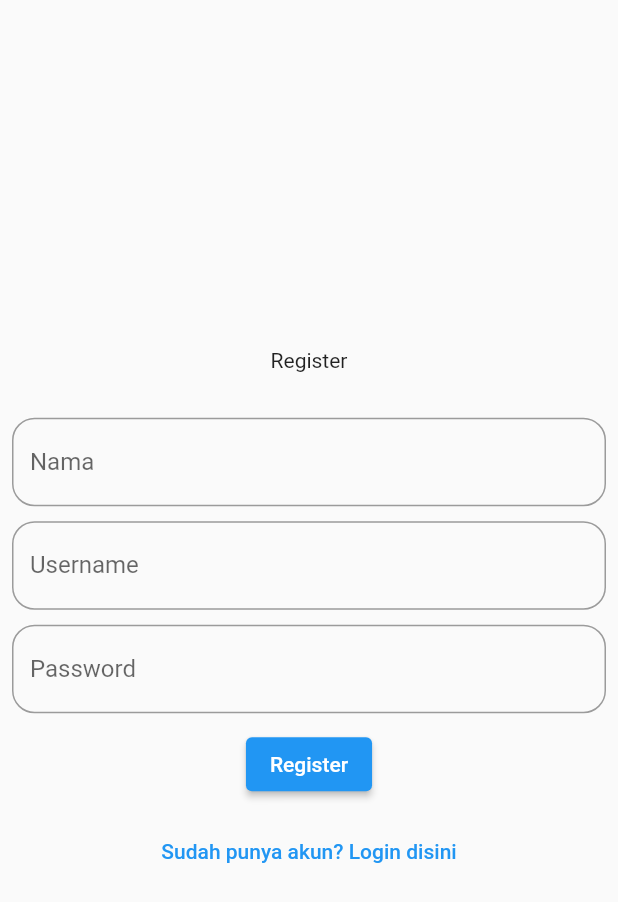
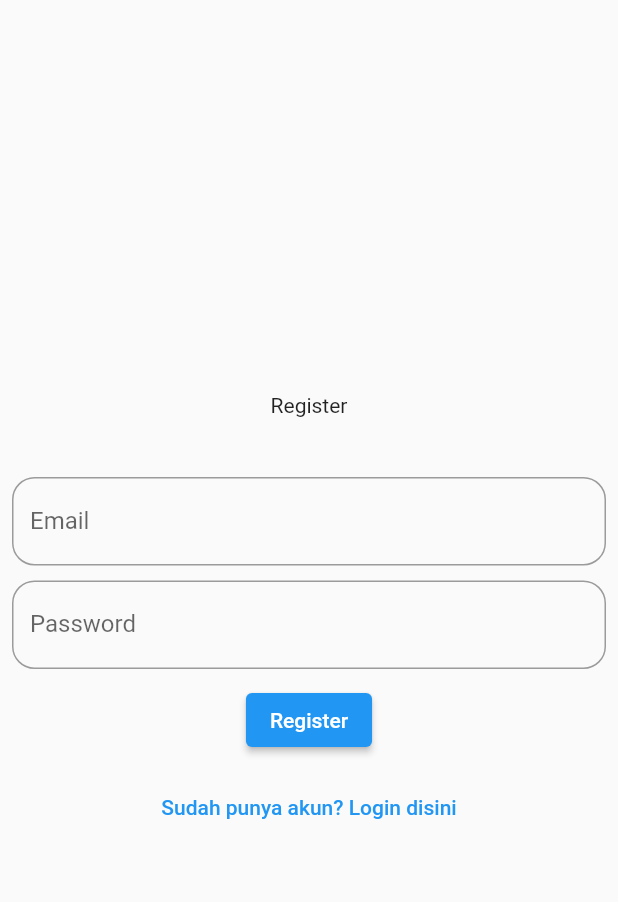
Before and after one commit to triyono777/catatan_harian, a Flutter app: the screen it shows after launch, after a tap on "Belum punya akun? daftar disini", on a phone screen of 412 x 824 dp. Shown: the top 902 px of the screen. Run offline on Flutter 3.47's test engine with Material 2 defaults, Android fonts, the light colour scheme and no system bars; our stand-ins replace firebase_auth, firebase_core; accounts and stored records are empty; network calls fail.

Commit message:
sample login success

```diff
--- a/lib/main.dart
+++ b/lib/main.dart
@@ -1,8 +1,12 @@
+import 'package:firebase_core/firebase_core.dart';
 import 'package:flutter/material.dart';
 import 'package:catatan_harian/screen/splash_screen.dart';
 import 'package:catatan_harian/screen/login_screen.dart';
+import 'firebase_options.dart';
 
-void main() {
+void main() async {
+  WidgetsFlutterBinding.ensureInitialized();
+  await Firebase.initializeApp(options: DefaultFirebaseOptions.currentPlatform);
   runApp(const MyApp());
 }
 
--- a/lib/screen/login_screen.dart
+++ b/lib/screen/login_screen.dart
@@ -1,5 +1,7 @@
 import 'package:flutter/material.dart';
 import 'package:catatan_harian/screen/register_screen.dart';
+
+import '../services/firebase_auth_services.dart';
 
 class LoginScreen extends StatefulWidget {
   const LoginScreen({Key? key}) : super(key: key);
@@ -9,6 +11,23 @@ class LoginScreen extends StatefulWidget {
 }
 
 class _LoginScreenState extends State<LoginScreen> {
+  TextEditingController emailController = TextEditingController();
+  TextEditingController passwordController = TextEditingController();
+  FirebaseAuthServices fbServices = FirebaseAuthServices();
+
+  login() async {
+    fbServices
+        .loginAkun(
+            email: emailController.text, password: passwordController.text)
+        .then((value) {
+      ScaffoldMessenger.of(context).showSnackBar(
+        SnackBar(
+          content: Text('${value?.user?.email} success login'),
+        ),
+      );
+    });
+  }
+
   @override
   Widget build(BuildContext context) {
     return Scaffold(
@@ -22,9 +41,10 @@ class _LoginScreenState extends State<LoginScreen> {
               height: 30,
             ),
             TextField(
+              controller: emailController,
               decoration: InputDecoration(
-                labelText: 'Username',
-                hintText: 'Masukkan Username',
+                labelText: 'Email',
+                hintText: 'Masukkan Email',
                 border: OutlineInputBorder(
                   borderRadius: BorderRadius.circular(15),
                 ),
@@ -34,6 +54,7 @@ class _LoginScreenState extends State<LoginScreen> {
               height: 10,
             ),
             TextField(
+              controller: passwordController,
               decoration: InputDecoration(
                 labelText: 'Password',
                 hintText: 'Masukkan Password',
@@ -46,7 +67,9 @@ class _LoginScreenState extends State<LoginScreen> {
               height: 10,
             ),
             ElevatedButton(
-              onPressed: () {},
+              onPressed: () {
+                login();
+              },
               child: Text('Login'),
             ),
             SizedBox(
--- a/lib/screen/register_screen.dart
+++ b/lib/screen/register_screen.dart
@@ -1,3 +1,4 @@
+import 'package:catatan_harian/services/firebase_auth_services.dart';
 import 'package:flutter/material.dart';
 
 class RegisterScreen extends StatefulWidget {
@@ -8,6 +9,23 @@ class RegisterScreen extends StatefulWidget {
 }
 
 class _RegisterScreenState extends State<RegisterScreen> {
+  TextEditingController emailController = TextEditingController();
+  TextEditingController passwordController = TextEditingController();
+  FirebaseAuthServices fbServices = FirebaseAuthServices();
+
+  register() async {
+    fbServices
+        .registerAkun(
+            email: emailController.text, password: passwordController.text)
+        .then((value) {
+      ScaffoldMessenger.of(context).showSnackBar(
+        SnackBar(
+          content: Text('${value?.user?.email} success'),
+        ),
+      );
+    });
+  }
+
   @override
   Widget build(BuildContext context) {
     return Scaffold(
@@ -20,10 +38,14 @@ class _RegisterScreenState extends State<RegisterScreen> {
             SizedBox(
               height: 30,
             ),
+            SizedBox(
+              height: 10,
+            ),
             TextField(
+              controller: emailController,
               decoration: InputDecoration(
-                labelText: 'Nama',
-                hintText: 'Masukkan Nama',
+                labelText: 'Email',
+                hintText: 'Masukkan Email',
                 border: OutlineInputBorder(
                   borderRadius: BorderRadius.circular(15),
                 ),
@@ -33,18 +55,8 @@ class _RegisterScreenState extends State<RegisterScreen> {
               height: 10,
             ),
             TextField(
-              decoration: InputDecoration(
-                labelText: 'Username',
-                hintText: 'Masukkan Username',
-                border: OutlineInputBorder(
-                  borderRadius: BorderRadius.circular(15),
-                ),
-              ),
-            ),
-            SizedBox(
-              height: 10,
-            ),
-            TextField(
+              controller: passwordController,
+              obscureText: true,
               decoration: InputDecoration(
                 labelText: 'Password',
                 hintText: 'Masukkan Password',
@@ -57,7 +69,9 @@ class _RegisterScreenState extends State<RegisterScreen> {
               height: 10,
             ),
             ElevatedButton(
-              onPressed: () {},
+              onPressed: () {
+                register();
+              },
               child: Text('Register'),
             ),
             SizedBox(
--- /dev/null
+++ b/lib/services/firebase_auth_services.dart
@@ -0,0 +1,23 @@
+import 'package:firebase_auth/firebase_auth.dart';
+
+class FirebaseAuthServices {
+  final FirebaseAuth _fbAuth = FirebaseAuth.instance;
+
+  Future<UserCredential?> registerAkun({
+    required String email,
+    required String password,
+  }) async {
+    var user = await _fbAuth.createUserWithEmailAndPassword(
+        email: email, password: password);
+    return user;
+  }
+
+  Future loginAkun({
+    required String email,
+    required String password,
+  }) async {
+    var user = await _fbAuth.signInWithEmailAndPassword(
+        email: email, password: password);
+    return user;
+  }
+}
--- a/pubspec.yaml
+++ b/pubspec.yaml
@@ -34,8 +34,9 @@ dependencies:
   # The following adds the Cupertino Icons font to your application.
   # Use with the CupertinoIcons class for iOS style icons.
   cupertino_icons: ^1.0.2
+  firebase_core: ^1.24.0
   firebase_auth: ^3.11.0
-  firebase_core: ^1.24.0
+
 
 dev_dependencies:
   flutter_test:
```
Also changed, not shown: lib/firebase_options.dart (added), 5 other files.
